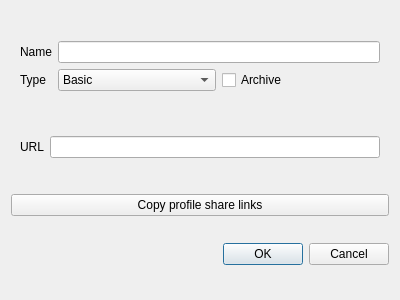
Qt form ui/edit/dialog_edit_group.ui (MatsuriDayo/nekoray) before a commit.
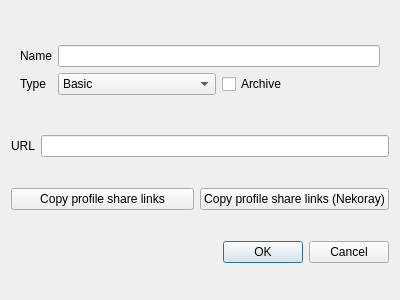
The same form after that commit. Custom widgets are drawn as their Qt base class.

Commit message: nekoray link

```diff
--- a/ui/edit/dialog_edit_group.ui
+++ b/ui/edit/dialog_edit_group.ui
@@ -77,6 +77,21 @@
       </sizepolicy>
      </property>
      <layout class="QVBoxLayout" name="verticalLayout_3">
+      <property name="spacing">
+       <number>6</number>
+      </property>
+      <property name="leftMargin">
+       <number>0</number>
+      </property>
+      <property name="topMargin">
+       <number>0</number>
+      </property>
+      <property name="rightMargin">
+       <number>0</number>
+      </property>
+      <property name="bottomMargin">
+       <number>0</number>
+      </property>
       <item>
        <layout class="QGridLayout" name="gridLayout_2">
         <item row="0" column="0">
@@ -95,11 +110,22 @@
     </widget>
    </item>
    <item>
+    <layout class="QHBoxLayout" name="horizontalLayout_2">
+     <item>
     <widget class="QPushButton" name="copy_links">
      <property name="text">
       <string>Copy profile share links</string>
      </property>
     </widget>
+     </item>
+     <item>
+      <widget class="QPushButton" name="copy_links_nkr">
+       <property name="text">
+        <string>Copy profile share links (Nekoray)</string>
+       </property>
+      </widget>
+     </item>
+    </layout>
    </item>
    <item>
     <widget class="QDialogButtonBox" name="buttonBox">
```
Lines whose indentation alone changed are shown as unchanged. The commit also changes 10 other files.
